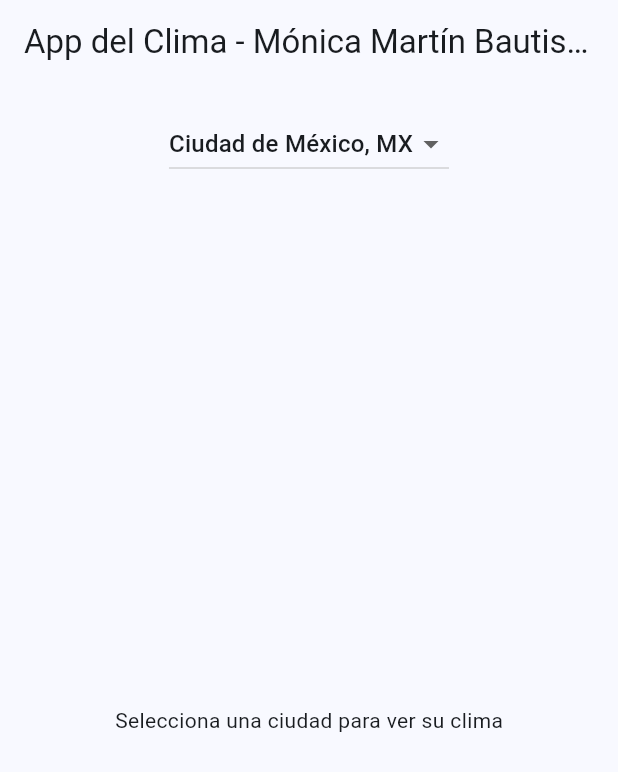
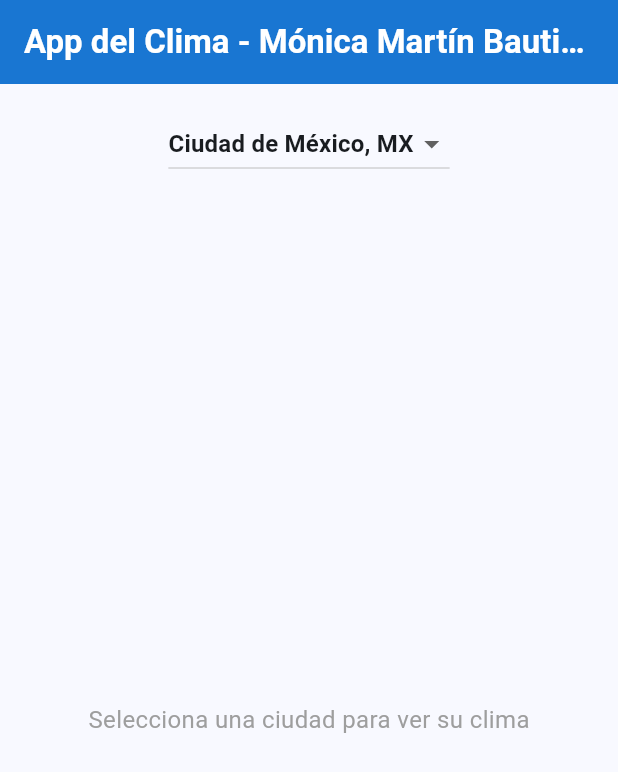
Before and after one commit to monica27082003/Clima_app, a Flutter app: the screen it shows after launch, on a phone screen of 412 x 824 dp. Shown: the top 772 px of the screen. Run offline on Flutter 3.47's test engine with Material 3 defaults, Android fonts, the phone set to English and light mode, and no system bars.

```diff
--- a/lib/main.dart
+++ b/lib/main.dart
@@ -128,7 +128,14 @@ class _HomePageState extends State<HomePage> {
 
     return Scaffold(
       appBar: AppBar(
-        title: const Text('App del Clima - Mónica Martín Bautista'),
+        backgroundColor: Colors.blue.shade700, // Fondo azul
+        title: const Text(
+          'App del Clima - Mónica Martín Bautista',
+          style: TextStyle(
+            color: Colors.white, // Texto blanco
+            fontWeight: FontWeight.bold, // Negritas
+          ),
+        ),
         centerTitle: true,
       ),
       body: SafeArea(
@@ -143,7 +150,10 @@ class _HomePageState extends State<HomePage> {
                     .map(
                       (entry) => DropdownMenuItem(
                         value: entry.value,
-                        child: Text(entry.key),
+                        child: Text(
+                          entry.key,
+                          style: const TextStyle(fontWeight: FontWeight.bold),
+                        ),
                       ),
                     )
                     .toList(),
@@ -169,7 +179,10 @@ class _HomePageState extends State<HomePage> {
                     Expanded(
                       child: Text(
                         _error!,
-                        style: const TextStyle(color: Colors.red),
+                        style: const TextStyle(
+                          color: Colors.red,
+                          fontWeight: FontWeight.bold,
+                        ),
                       ),
                     ),
                   ],
@@ -193,7 +206,10 @@ class _HomePageState extends State<HomePage> {
               else
                 const Expanded(
                   child: Center(
-                    child: Text('Selecciona una ciudad para ver su clima'),
+                    child: Text(
+                      'Selecciona una ciudad para ver su clima',
+                      style: TextStyle(fontSize: 16, color: Colors.grey),
+                    ),
                   ),
                 ),
             ],
@@ -233,6 +249,7 @@ class _ClimaCard extends StatelessWidget {
         : null;
     return Expanded(
       child: Card(
+        color: Colors.blue.shade50, // Fondo suave
         child: Padding(
           padding: const EdgeInsets.all(16),
           child: Center(
@@ -241,7 +258,10 @@ class _ClimaCard extends StatelessWidget {
                 children: [
                   Text(
                     '$ciudad${pais.isNotEmpty ? ", $pais" : ""}',
-                    style: Theme.of(context).textTheme.headlineSmall,
+                    style: Theme.of(context).textTheme.headlineSmall?.copyWith(
+                      color: Colors.blue.shade900,
+                      fontWeight: FontWeight.bold,
+                    ),
                     textAlign: TextAlign.center,
                   ),
                   const SizedBox(height: 8),
@@ -253,13 +273,19 @@ class _ClimaCard extends StatelessWidget {
                         ? (descripcion[0].toUpperCase() +
                               descripcion.substring(1))
                         : '',
-                    style: Theme.of(context).textTheme.titleMedium,
+                    style: TextStyle(
+                      fontSize: 18,
+                      color: Colors.blue.shade700,
+                      fontWeight: FontWeight.w500,
+                    ),
                   ),
                   const SizedBox(height: 16),
                   if (temp != null)
                     Text(
                       '${temp!.toStringAsFixed(1)}°C',
-                      style: Theme.of(context).textTheme.displaySmall,
+                      style: Theme.of(context).textTheme.displaySmall?.copyWith(
+                        color: Colors.red.shade600,
+                      ),
                     ),
                   const SizedBox(height: 8),
                   Wrap(
@@ -315,6 +341,13 @@ class _InfoChip extends StatelessWidget {
   });
   @override
   Widget build(BuildContext context) {
-    return Chip(avatar: Icon(icon), label: Text('$label: $value'));
+    return Chip(
+      avatar: Icon(icon, color: Colors.blue.shade800),
+      label: Text(
+        '$label: $value',
+        style: const TextStyle(fontWeight: FontWeight.bold),
+      ),
+      backgroundColor: Colors.blue.shade100,
+    );
   }
 }
```
